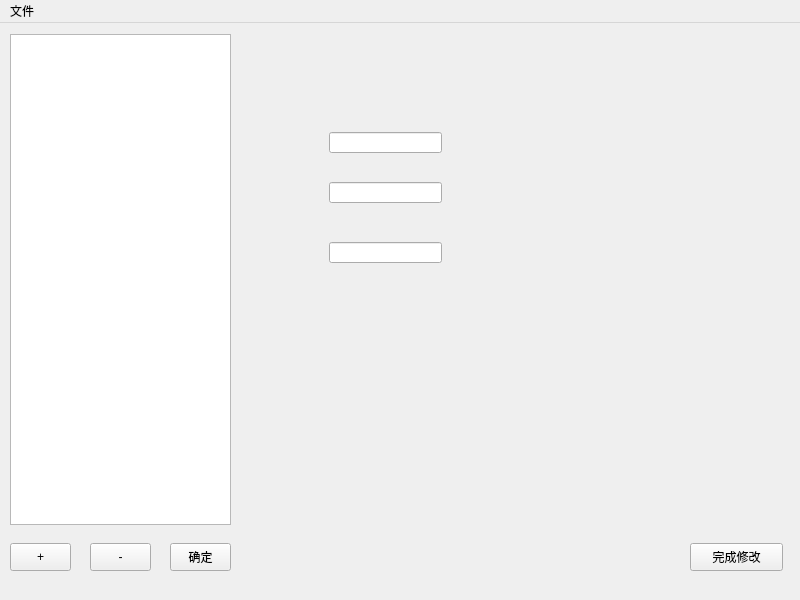
First picture: the form in include/teachermainform.ui, repository unconsolable/test-system, before the edit.
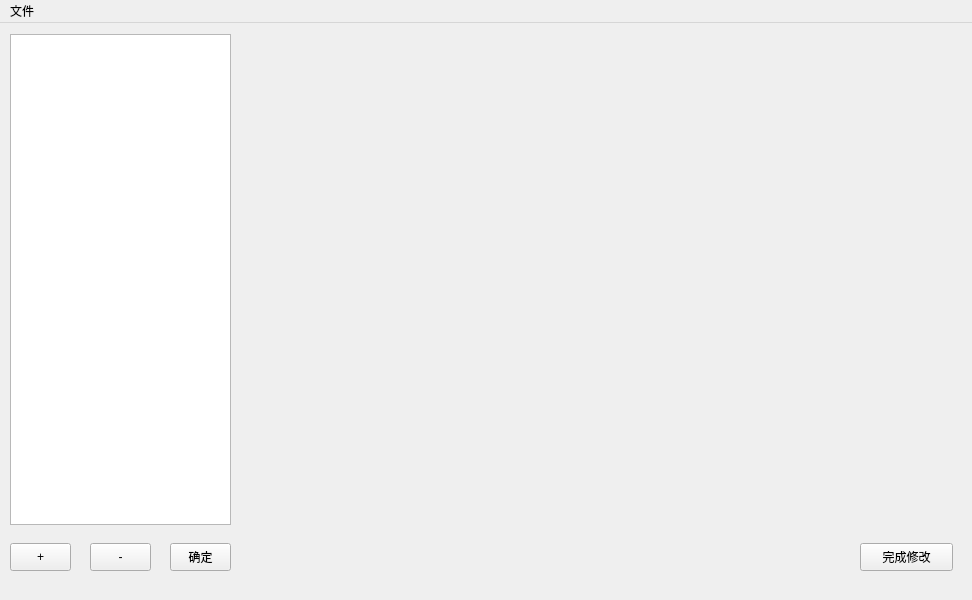
Second picture: the form after the edit.

What changed in the file:
```diff
--- a/include/teachermainform.ui
+++ b/include/teachermainform.ui
@@ -6,7 +6,7 @@
    <rect>
     <x>0</x>
     <y>0</y>
-    <width>800</width>
+    <width>972</width>
     <height>600</height>
    </rect>
   </property>
@@ -27,45 +27,12 @@
    <widget class="QWidget" name="m_widgetProblem" native="true">
     <property name="geometry">
      <rect>
-      <x>249</x>
-      <y>9</y>
-      <width>531</width>
+      <x>240</x>
+      <y>10</y>
+      <width>721</width>
       <height>491</height>
      </rect>
     </property>
-    <widget class="QLineEdit" name="tmp_mark">
-     <property name="geometry">
-      <rect>
-       <x>80</x>
-       <y>150</y>
-       <width>113</width>
-       <height>21</height>
-      </rect>
-     </property>
-     <property name="readOnly">
-      <bool>true</bool>
-     </property>
-    </widget>
-    <widget class="QLineEdit" name="tmp_type">
-     <property name="geometry">
-      <rect>
-       <x>80</x>
-       <y>100</y>
-       <width>113</width>
-       <height>21</height>
-      </rect>
-     </property>
-    </widget>
-    <widget class="QLineEdit" name="tmp_desc">
-     <property name="geometry">
-      <rect>
-       <x>80</x>
-       <y>210</y>
-       <width>113</width>
-       <height>21</height>
-      </rect>
-     </property>
-    </widget>
    </widget>
    <widget class="QPushButton" name="m_buttonAdd">
     <property name="geometry">
@@ -96,7 +63,7 @@
    <widget class="QPushButton" name="m_buttonFinish">
     <property name="geometry">
      <rect>
-      <x>690</x>
+      <x>860</x>
       <y>520</y>
       <width>93</width>
       <height>28</height>
@@ -131,7 +98,7 @@
     <rect>
      <x>0</x>
      <y>0</y>
-     <width>800</width>
+     <width>972</width>
      <height>26</height>
     </rect>
    </property>
```
